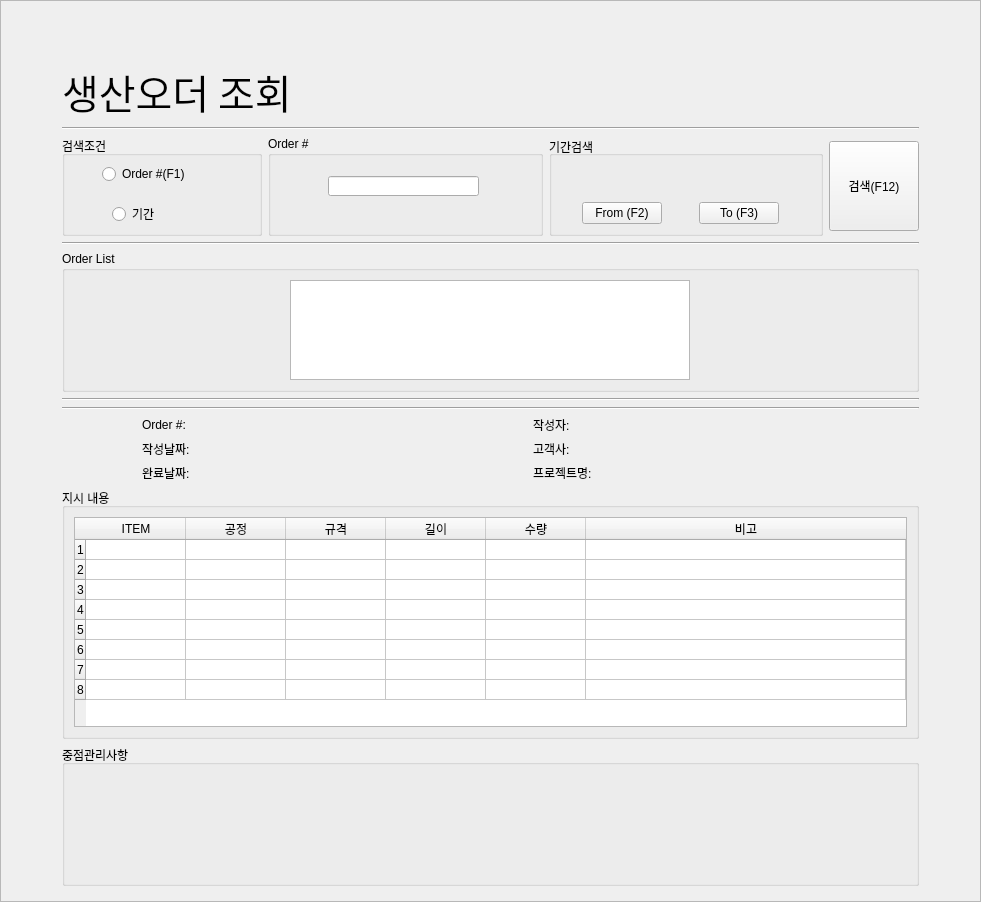
Old version of the form ui_polist.ui in the repository vmflxu/ERP.
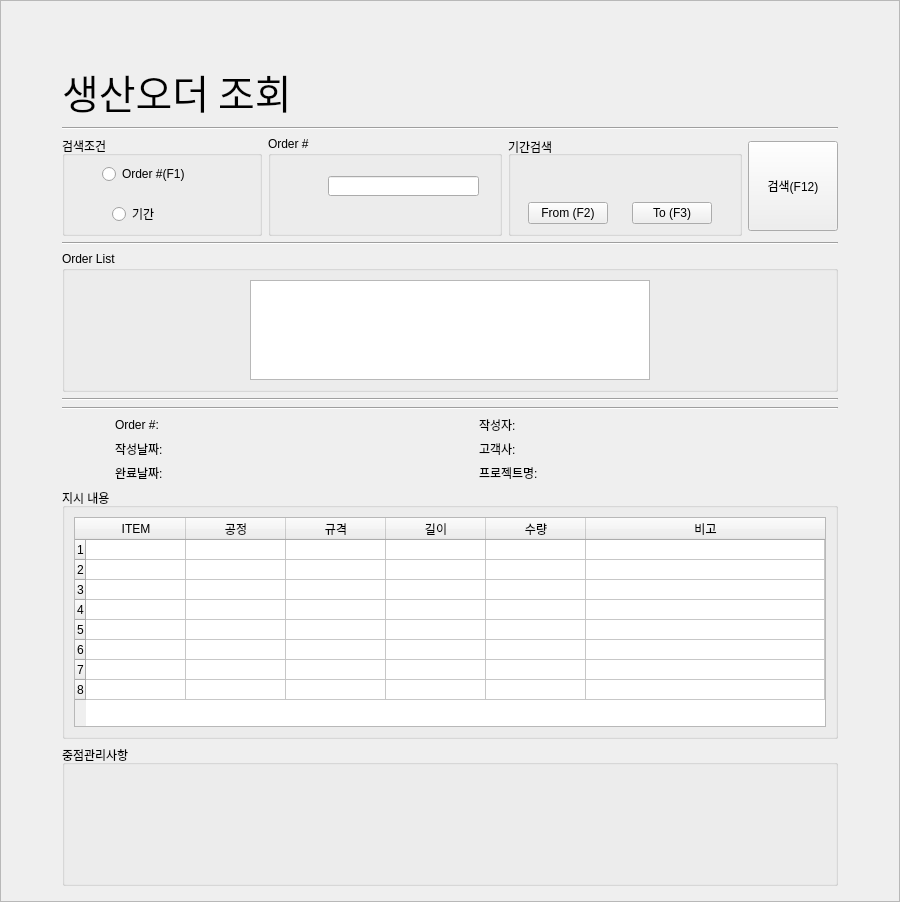
New version of the form.

```diff
--- a/ui_polist.ui
+++ b/ui_polist.ui
@@ -6,10 +6,28 @@
    <rect>
     <x>0</x>
     <y>0</y>
-    <width>981</width>
+    <width>900</width>
     <height>902</height>
    </rect>
   </property>
+  <property name="sizePolicy">
+   <sizepolicy hsizetype="Fixed" vsizetype="Preferred">
+    <horstretch>0</horstretch>
+    <verstretch>0</verstretch>
+   </sizepolicy>
+  </property>
+  <property name="minimumSize">
+   <size>
+    <width>900</width>
+    <height>0</height>
+   </size>
+  </property>
+  <property name="maximumSize">
+   <size>
+    <width>900</width>
+    <height>16777215</height>
+   </size>
+  </property>
   <property name="windowTitle">
    <string>Frame</string>
   </property>
```
